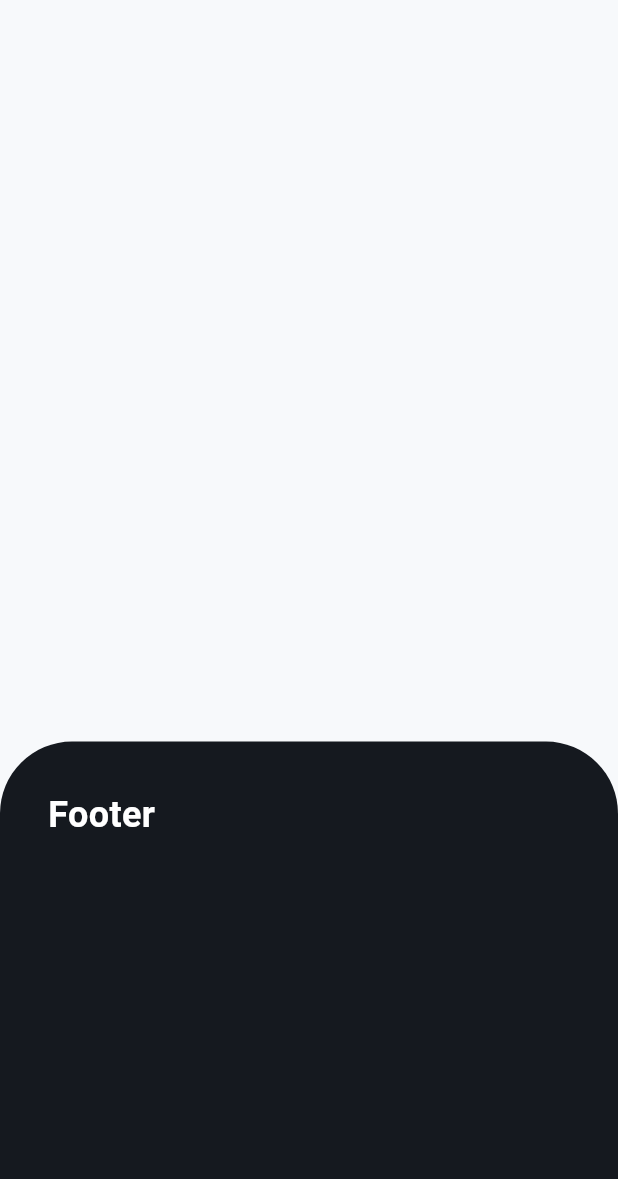
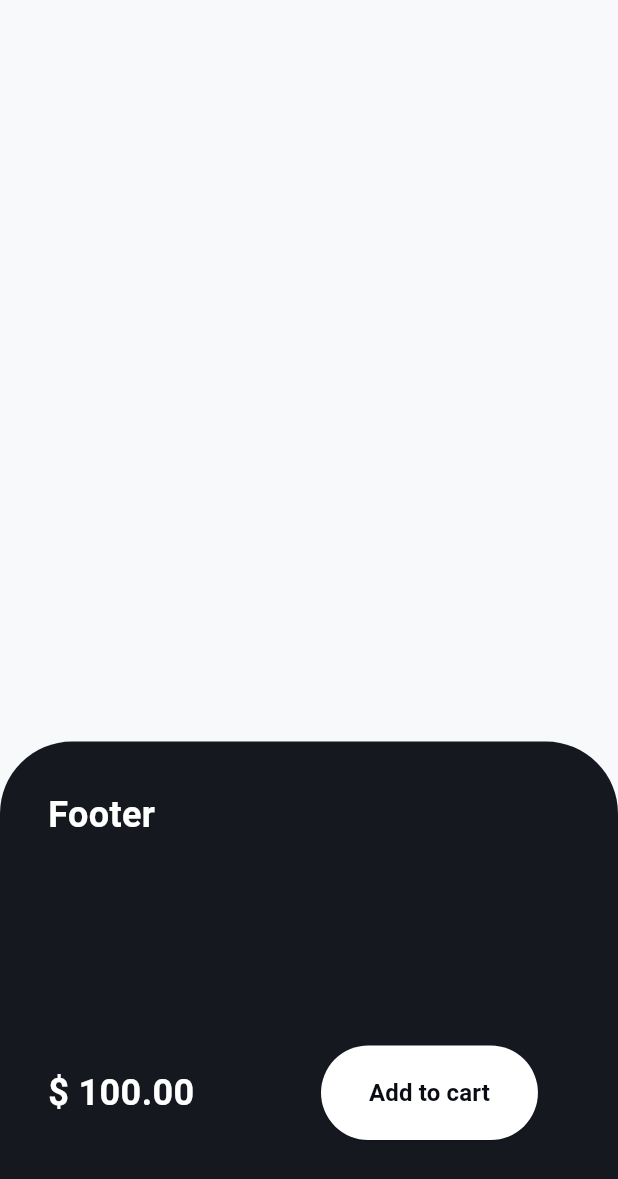
Before and after one commit to TienditaFinder/comerciando_app, a Flutter app: the screen it shows after launch, on a phone screen of 412 x 824 dp. Shown: the top 1179 px of the screen. Run offline on Flutter 3.47's test engine with Material 3 defaults, Android fonts, the phone set to English and light mode, and no system bars; Roboto replaces fonts that are missing (Poppins).

Commit message:
added base styles

```diff
--- a/lib/core/app/constants/app_colors.dart
+++ b/lib/core/app/constants/app_colors.dart
@@ -13,4 +13,5 @@ class AppColors {
 
   /// General
   static const Color white = Color(0xfffefffe);
+  static const Color black = Color(0xff090b15);
 }
--- a/lib/core/app/utils/app_styles.dart
+++ b/lib/core/app/utils/app_styles.dart
@@ -1,8 +1,13 @@
+import 'package:comerciando_app/core/app/constants/app_colors.dart';
 import 'package:comerciando_app/core/app/constants/app_constants.dart';
 import 'package:flutter/material.dart' show Color, FontWeight, TextStyle;
 
 class AppStyles {
-  static TextStyle _baseStyle(double size, FontWeight weight, [Color? color]) {
+  static TextStyle _baseStyle(
+    double size,
+    FontWeight weight, [
+    Color? color = AppColors.black,
+  ]) {
     return TextStyle(
       fontSize: size,
       fontWeight: weight,
--- /dev/null
+++ b/lib/core/app/widgets/custom_button_widget.dart
@@ -0,0 +1,124 @@
+import 'package:comerciando_app/core/app/constants/app_colors.dart';
+import 'package:comerciando_app/core/app/utils/app_styles.dart';
+import 'package:flutter/material.dart';
+
+enum ApButtonType {
+  small,
+  medium,
+  large,
+}
+
+class CustomButtonWidget extends StatelessWidget {
+  CustomButtonWidget({
+    super.key,
+    required this.text,
+    this.textColor,
+    this.loadingText = 'Cargando...',
+    this.isLoading = false,
+    this.type = ApButtonType.medium,
+    this.center = true,
+    this.onTap,
+    this.prefixIcon,
+    this.customStyle,
+    this.borderColor,
+    this.suffixIcon,
+    this.customPadding,
+    this.radius = 32,
+    this.iconsSpace = 16,
+    this.maxLines,
+    this.customChildPadding,
+    this.backgroundColor = AppColors.lightPrimary,
+  })  : style = type == ApButtonType.small
+            ? AppStyles.w700(16)
+            : type == ApButtonType.medium
+                ? AppStyles.w700(16)
+                : type == ApButtonType.large
+                    ? AppStyles.w700(16)
+                    : AppStyles.w700(16),
+        padding = customChildPadding ??
+            (type == ApButtonType.small
+                ? 8
+                : type == ApButtonType.medium
+                    ? 10
+                    : 14);
+  final void Function()? onTap;
+  final String text;
+  final String loadingText;
+  final bool isLoading;
+  final ApButtonType type;
+  final Color backgroundColor;
+  final Color? textColor;
+  final Color? borderColor;
+  final Widget? prefixIcon;
+  final Widget? suffixIcon;
+  final bool center;
+
+  final double padding;
+  final double radius;
+  final TextStyle style;
+  final TextStyle? customStyle;
+  final double iconsSpace;
+  final EdgeInsets? customPadding;
+  final int? maxLines;
+  final double? customChildPadding;
+
+  @override
+  Widget build(BuildContext context) {
+    final label = Text(
+      isLoading ? loadingText : text,
+      maxLines: maxLines,
+      overflow: TextOverflow.ellipsis,
+      style: customStyle ??
+          style.copyWith(
+            color: textColor ?? Colors.white,
+          ),
+      textAlign: TextAlign.center,
+    );
+    return ElevatedButton(
+      style: ElevatedButton.styleFrom(
+        elevation: 0.5,
+        backgroundColor: backgroundColor,
+        padding: customPadding ??
+            EdgeInsets.symmetric(
+              horizontal: 32,
+              vertical: padding,
+            ),
+        shape: RoundedRectangleBorder(
+          borderRadius: BorderRadius.circular(radius),
+          side: borderColor != null
+              ? BorderSide(
+                  color: borderColor!,
+                )
+              : BorderSide.none,
+        ),
+      ),
+      onPressed: isLoading ? null : onTap,
+      child: Padding(
+        padding: EdgeInsets.symmetric(vertical: padding),
+        child: Row(
+          mainAxisSize: center ? MainAxisSize.max : MainAxisSize.min,
+          mainAxisAlignment:
+              center ? MainAxisAlignment.center : MainAxisAlignment.start,
+          children: [
+            if (prefixIcon != null) ...[
+              prefixIcon!,
+              SizedBox(width: iconsSpace),
+            ],
+            Flexible(child: label),
+            const SizedBox(height: 8),
+            if (isLoading)
+              const SizedBox(
+                height: 20,
+                width: 20,
+                child: CircularProgressIndicator(),
+              ),
+            if (suffixIcon != null) ...[
+              SizedBox(width: iconsSpace),
+              suffixIcon!,
+            ],
+          ],
+        ),
+      ),
+    );
+  }
+}
--- a/lib/features/components_test/pages/components_test_page.dart
+++ b/lib/features/components_test/pages/components_test_page.dart
@@ -1,5 +1,7 @@
+import 'package:comerciando_app/core/app/constants/app_colors.dart';
 import 'package:comerciando_app/core/app/utils/app_screen_sizer.dart';
 import 'package:comerciando_app/core/app/utils/app_styles.dart';
+import 'package:comerciando_app/core/app/widgets/custom_button_widget.dart';
 import 'package:comerciando_app/core/app/widgets/custom_container_widget.dart';
 import 'package:flutter/material.dart';
 
@@ -14,17 +16,44 @@ class ComponentsTestPage extends StatelessWidget {
         crossAxisAlignment: CrossAxisAlignment.stretch,
         mainAxisAlignment: MainAxisAlignment.end,
         children: [
+          const SizedBox(height: 16),
           CustomContainerWidget(
             height: sizer.hp(40),
-            padding: const EdgeInsets.all(32),
+            padding: const EdgeInsets.fromLTRB(32, 32, 32, 64),
             color: Theme.of(context).primaryColor,
             borderRadius: const BorderRadius.only(
               topRight: Radius.circular(48),
               topLeft: Radius.circular(48),
             ),
-            child: Text(
-              'Footer',
-              style: AppStyles.w600(24, Colors.white),
+            child: Column(
+              crossAxisAlignment: CrossAxisAlignment.start,
+              mainAxisAlignment: MainAxisAlignment.spaceBetween,
+              children: [
+                Text(
+                  'Footer',
+                  style: AppStyles.w600(24, Colors.white),
+                ),
+                Row(
+                  children: [
+                    Expanded(
+                      child: Text(
+                        '\$ 100.00',
+                        style: AppStyles.w600(24, Colors.white),
+                      ),
+                    ),
+                    const SizedBox(width: 16),
+                    Flexible(
+                      child: CustomButtonWidget(
+                        text: 'Add to cart',
+                        center: false,
+                        backgroundColor: AppColors.white,
+                        textColor: AppColors.black,
+                        onTap: () {},
+                      ),
+                    ),
+                  ],
+                ),
+              ],
             ),
           ),
         ],
```
